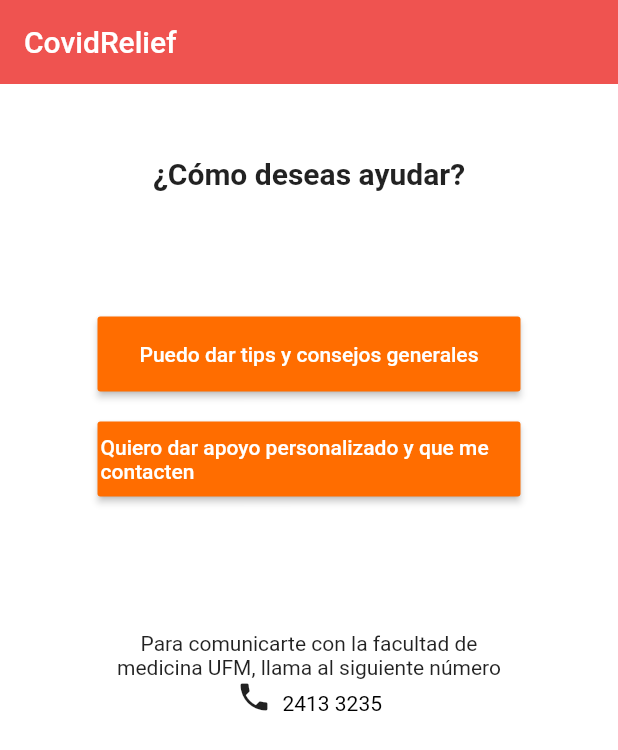
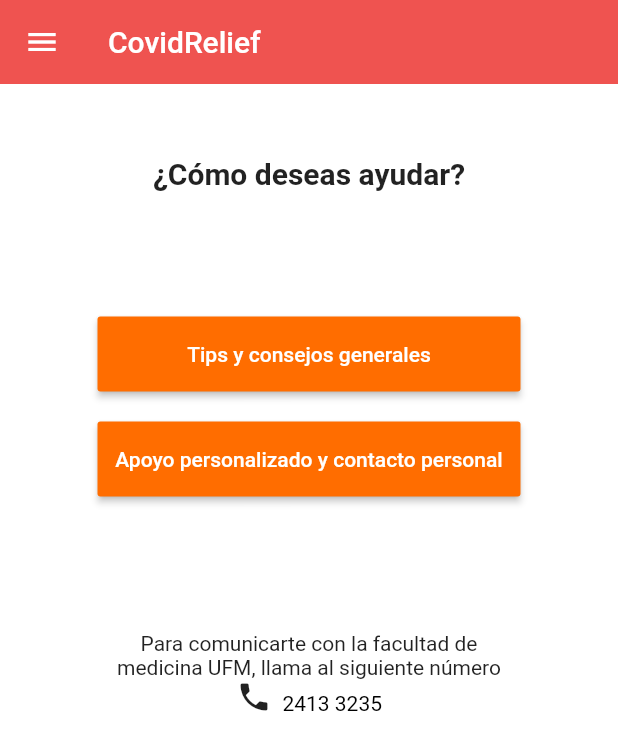
Before and after one commit to Covid-relief/CovidReliefApp, a Flutter app: the Help screen opened directly, on a phone screen of 412 x 824 dp. Shown: the top 750 px of the screen. Run offline on Flutter 3.47's test engine with Material 2 defaults, Android fonts, the phone set to English and light mode, and no system bars; our stand-ins replace cloud_firestore, firebase_auth, flutter_secure_storage, google_sign_in; missing offline and left inert: flutter_auth_buttons, flutter_facebook_login; accounts and stored records are empty.

Commit message:
Finished help buttons

```diff
--- a/CovidRelief/lib/screens/HelpCategory/PersonalizedHelp.dart
+++ b/CovidRelief/lib/screens/HelpCategory/PersonalizedHelp.dart
@@ -1,6 +1,11 @@
+import 'package:CovidRelief/screens/authenticate/authenticate.dart';
+import 'package:CovidRelief/screens/home/home.dart';
+import 'package:CovidRelief/screens/home/user_profile.dart';
+import 'package:CovidRelief/services/auth.dart';
 import 'package:flutter/material.dart';
 
 class Help extends StatelessWidget{
+  final AuthService _auth = AuthService();
 
     @override
     // State<StatefulWidget> createState() {
@@ -11,6 +16,45 @@ class Help extends StatelessWidget{
             title: Text('CovidRelief'),
             backgroundColor: Colors.red[400],
             elevation: 0.0,),
+          drawer: Drawer(
+            child: ListView(
+              children: [
+                DrawerHeader(
+                  decoration: BoxDecoration(
+                    color: Colors.redAccent,
+                  ),
+                ),
+                ListTile(
+                  leading: Icon(Icons.account_circle),
+                  title: Text('Inicio',),
+                  onTap: () async {
+                    Navigator.pushReplacement(context, MaterialPageRoute(builder: (context) => Home()),);
+                  },
+                ),
+                ListTile(
+                  leading: Icon(Icons.account_circle),
+                  title: Text('Perfil',),
+                  onTap: () async {
+                    Navigator.pushReplacement(context, MaterialPageRoute(builder: (context) => UserProfile()),);
+                  },
+                ),
+                //FlatButton.icon(
+                //  icon : Icon(Icons.settings),
+                // label: Text("Configuración"),
+                // onPressed:() => _showSettingsPanel(),
+                // ),
+
+                FlatButton.icon(
+                  icon: Icon(Icons.person),
+                  label: Text('Cerrar Sesión'),
+                  onPressed: () async {
+                    await _auth.signOut();
+                    Navigator.pushReplacement(context, MaterialPageRoute(builder: (context) => Authenticate()),);
+                  },
+                ),
+              ],
+            ),
+          ),
           body:
           ListView(
             padding: const EdgeInsets.all(15),
@@ -33,7 +77,7 @@ class Help extends StatelessWidget{
                   onPressed:() async {
                     //Navigator.pushReplacement(context, MaterialPageRoute(builder: (context) => ),);
                   },
-                  child: new Text("Puedo dar tips y consejos generales"),
+                  child: new Text("Tips y consejos generales"),
                 ),
               ),
               Container(
@@ -49,7 +93,7 @@ class Help extends StatelessWidget{
                   color: Colors.orangeAccent[700],
                   onPressed:() {
                   },
-                  child: new Text("Quiero dar apoyo personalizado y que me contacten"),
+                  child: new Text("Apoyo personalizado y contacto personal"),
                 ),
               ),
               Container(
```
Also changed, not shown: CovidRelief/lib/screens/HelpCategory/HelpCategories.dart (+44 -6 lines).
